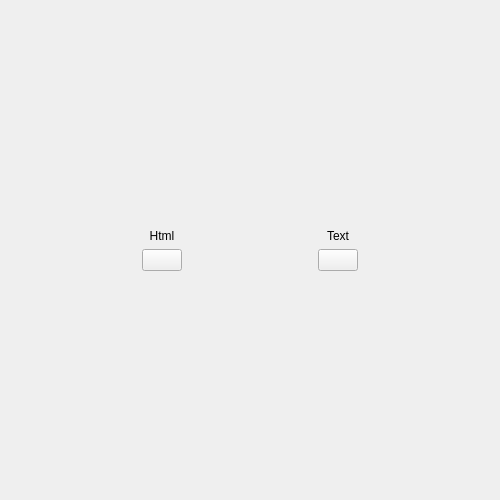
The window that typepickform.ui (blockemail/blockey) describes before a commit, drawn with Qt 5.
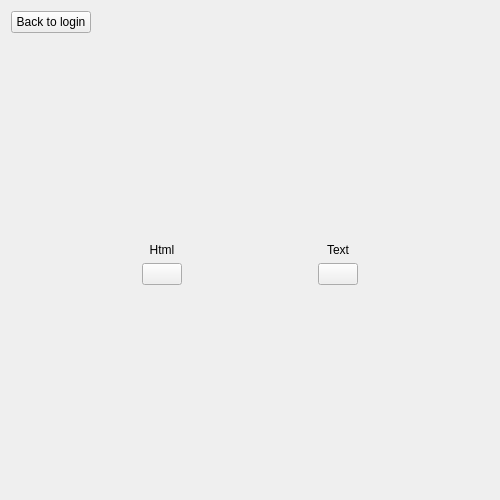
The same window after the commit. Icons and pictures are not drawn.

Commit message: back to login

The edit to the form file:
```diff
--- a/typepickform.ui
+++ b/typepickform.ui
@@ -13,8 +13,32 @@
   <property name="windowTitle">
    <string>Form</string>
   </property>
-  <layout class="QVBoxLayout" name="verticalLayout_3">
-   <item>
+  <layout class="QGridLayout" name="gridLayout">
+   <item row="0" column="0">
+    <layout class="QHBoxLayout" name="horizontalLayout_2">
+     <item>
+      <widget class="QPushButton" name="backButton">
+       <property name="text">
+        <string>Back to login</string>
+       </property>
+      </widget>
+     </item>
+     <item>
+      <spacer name="horizontalSpacer_4">
+       <property name="orientation">
+        <enum>Qt::Horizontal</enum>
+       </property>
+       <property name="sizeHint" stdset="0">
+        <size>
+         <width>40</width>
+         <height>20</height>
+        </size>
+       </property>
+      </spacer>
+     </item>
+    </layout>
+   </item>
+   <item row="1" column="0">
     <spacer name="verticalSpacer_2">
      <property name="orientation">
       <enum>Qt::Vertical</enum>
@@ -27,7 +51,7 @@
      </property>
     </spacer>
    </item>
-   <item>
+   <item row="2" column="0">
     <layout class="QHBoxLayout" name="horizontalLayout">
      <item>
       <spacer name="horizontalSpacer">
@@ -132,7 +156,7 @@
      </item>
     </layout>
    </item>
-   <item>
+   <item row="3" column="0">
     <spacer name="verticalSpacer">
      <property name="orientation">
       <enum>Qt::Vertical</enum>
```
The commit also changes 3 other files.
